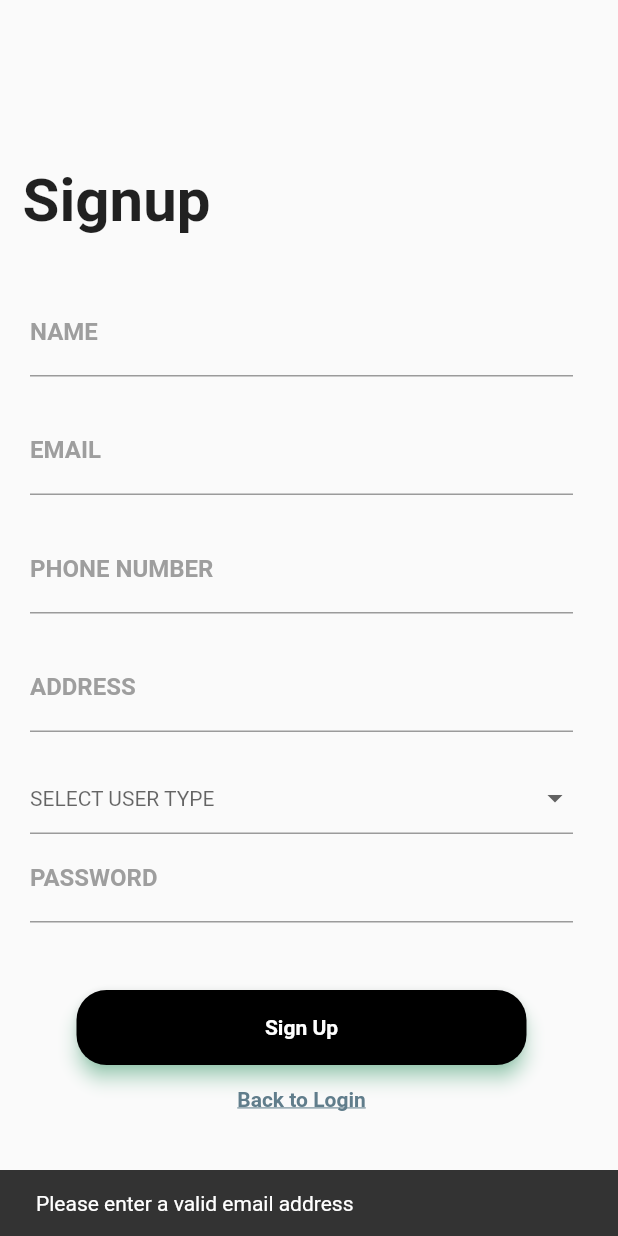
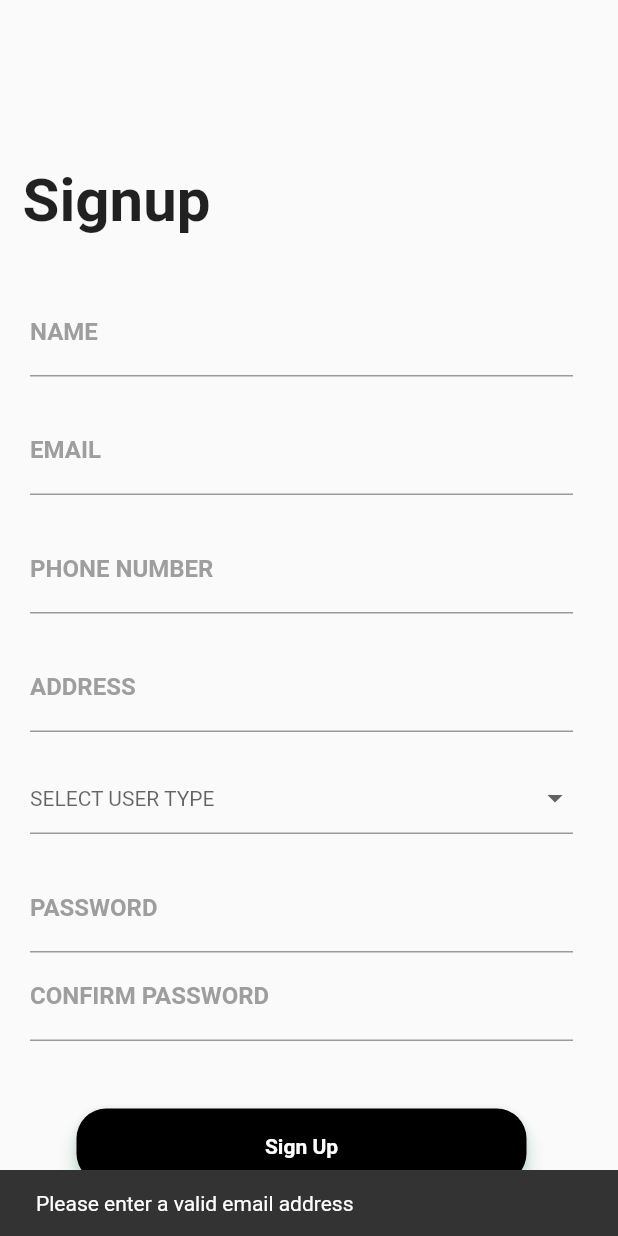
Before and after one commit to Gladson-Lalu/Truck_App, a Flutter app: the SignUpScreen screen opened by its route, after a tap on "Sign Up", on a phone screen of 412 x 824 dp. Run offline on Flutter 3.47's test engine with Material 2 defaults, Android fonts, the phone set to English and light mode, and no system bars; our stand-ins replace animated_text_kit, cloud_firestore, firebase_auth, firebase_core, flutter_bloc, google_fonts and 1 more; accounts and stored records are empty; Roboto replaces fonts that are missing (Montserrat).

Commit message:
Added confirm password and phone validation

```diff
--- a/lib/ui/screen/sign_up/sign_up_screen.dart
+++ b/lib/ui/screen/sign_up/sign_up_screen.dart
@@ -22,6 +22,8 @@ class _SignUpScreenState extends State<SignUpScreen> {
       TextEditingController();
 
   final TextEditingController _addressController =
+      TextEditingController();
+  final TextEditingController _confirmPasswordController =
       TextEditingController();
 
   String? _selectedType;
@@ -150,6 +152,9 @@ class _SignUpScreenState extends State<SignUpScreen> {
                       ),
                     ),
                   ),
+                  const SizedBox(
+                    height: 20,
+                  ),
                   TextField(
                     controller: _passwordController,
                     obscureText: true,
@@ -157,6 +162,22 @@ class _SignUpScreenState extends State<SignUpScreen> {
                         TextInputType.visiblePassword,
                     decoration: const InputDecoration(
                         labelText: 'PASSWORD',
+                        labelStyle: TextStyle(
+                            fontFamily: 'Montserrat',
+                            fontWeight: FontWeight.bold,
+                            color: Colors.grey),
+                        focusedBorder: UnderlineInputBorder(
+                          borderSide: BorderSide(
+                              color: Colors.green),
+                        )),
+                  ),
+                  TextField(
+                    controller: _confirmPasswordController,
+                    obscureText: true,
+                    keyboardType:
+                        TextInputType.visiblePassword,
+                    decoration: const InputDecoration(
+                        labelText: 'CONFIRM PASSWORD',
                         labelStyle: TextStyle(
                             fontFamily: 'Montserrat',
                             fontWeight: FontWeight.bold,
@@ -177,6 +198,8 @@ class _SignUpScreenState extends State<SignUpScreen> {
                       nameController: _nameController,
                       phoneController: _phoneController,
                       addressController: _addressController,
+                      conformPasswordController:
+                          _confirmPasswordController,
                       userType: _selectedType),
                   const SizedBox(
                     height: 15,
--- a/lib/ui/screen/sign_up/widgets/sign_up_button.dart
+++ b/lib/ui/screen/sign_up/widgets/sign_up_button.dart
@@ -9,6 +9,7 @@ class SignUpButton extends StatelessWidget {
   final TextEditingController nameController;
   final TextEditingController phoneController;
   final TextEditingController addressController;
+  final TextEditingController conformPasswordController;
   final String? userType;
   const SignUpButton({
     Key? key,
@@ -18,6 +19,7 @@ class SignUpButton extends StatelessWidget {
     required this.phoneController,
     required this.addressController,
     required this.userType,
+    required this.conformPasswordController,
   }) : super(key: key);
 
   @override
@@ -34,9 +36,15 @@ class SignUpButton extends StatelessWidget {
                     nameController.text.isNotEmpty &&
                     phoneController.text.isNotEmpty &&
                     addressController.text.isNotEmpty &&
+                    conformPasswordController
+                        .text.isNotEmpty &&
                     userType != null &&
                     emailController.text.contains('@') &&
                     emailController.text.contains('.')) {
+                  if (passwordController.text ==
+                      conformPasswordController.text) {
+                    if (validatePhoneNumber(
+                        phoneController.text)) {
                       BlocProvider.of<AuthCubit>(context)
                           .signUp(
                               emailController.text,
@@ -45,6 +53,23 @@ class SignUpButton extends StatelessWidget {
                               phoneController.text,
                               addressController.text,
                               userType!);
+                    } else {
+                      ScaffoldMessenger.of(context)
+                          .showSnackBar(
+                        const SnackBar(
+                          content:
+                              Text('Invalid phone number'),
+                        ),
+                      );
+                    }
+                  } else {
+                    ScaffoldMessenger.of(context)
+                        .showSnackBar(
+                      const SnackBar(
+                        content: Text('Password not match'),
+                      ),
+                    );
+                  }
                 } else {
                   if (!emailController.text.contains('@') ||
                       !emailController.text.contains('.')) {
@@ -110,4 +135,9 @@ class SignUpButton extends StatelessWidget {
       ),
     );
   }
+
+  bool validatePhoneNumber(String value) {
+    final phoneExp = RegExp(r'(^(?:[+0]9)?[0-9]{10,12}$)');
+    return phoneExp.hasMatch(value);
   }
+}
```
Lines whose indentation alone changed are shown as unchanged.
